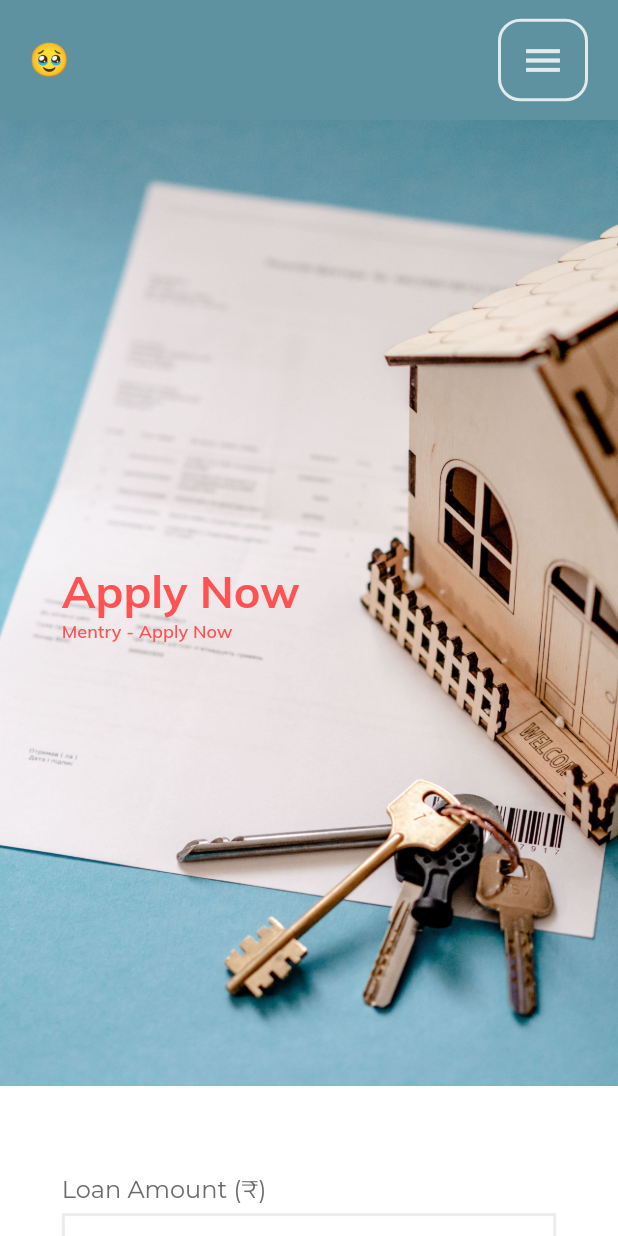
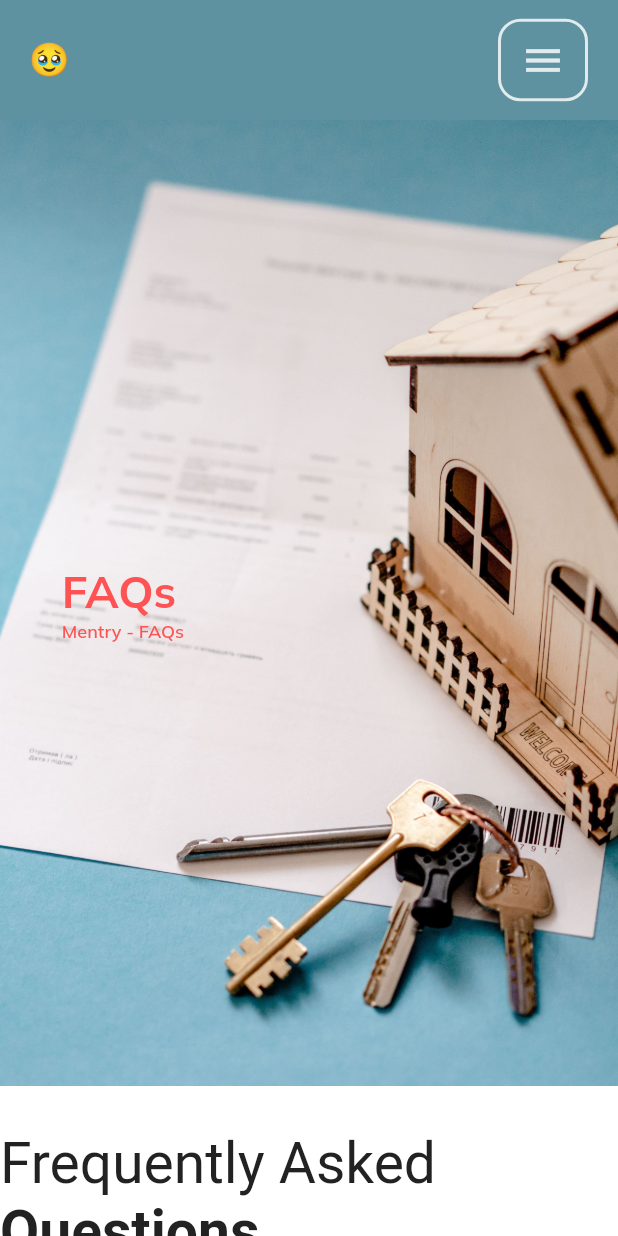
Before and after one commit to rounakraj03/loan-flutter, a Flutter app: the screen it shows after launch, on a phone screen of 412 x 824 dp. Run offline on Flutter 3.47's test engine with Material 2 defaults, Android fonts, the phone set to English and light mode, and no system bars; our stand-ins replace carousel_slider, dio, dots_indicator, google_fonts, google_maps_flutter, visibility_detector; missing offline and left inert: flutter_faq.

Commit message:
faq page fix render issue and make it for phone

```diff
--- a/lib/main.dart
+++ b/lib/main.dart
@@ -1,6 +1,7 @@
 import 'package:flutter/material.dart';
 import 'package:flutter_loan/pages/apply_now.dart';
 import 'package:flutter_loan/pages/contact_us.dart';
+import 'package:flutter_loan/pages/faq.dart';
 import 'package:flutter_loan/pages/home.dart';
 import 'package:flutter_loan/providers/nav_bar_provider.dart';
 import 'package:flutter_loan/res/app_theme.dart';
@@ -31,12 +32,13 @@ class MyApp extends StatelessWidget {
           '/home' : (context) => HomePage(),
           '/contact': (context) => ContactUs(),
           '/apply-now': (context) => ApplyNow(),
+          '/faq': (context) => FaqPage()
         },
         // initialRoute: '/home',
         // onUnknownRoute: (settings) {
         //   return MaterialPageRoute(builder: (context) => HomePage());
         // },
-        home: ApplyNow(),
+        home: FaqPage(),
         // home: ContactUs(),
       ),
     );
--- /dev/null
+++ b/lib/pages/faq.dart
@@ -0,0 +1,92 @@
+import 'package:flutter/material.dart';
+import 'package:flutter_faq/flutter_faq.dart';
+import 'package:flutter_loan/providers/nav_bar_provider.dart';
+import 'package:flutter_loan/res/app_constants.dart';
+import 'package:flutter_loan/res/assets.dart';
+import 'package:flutter_loan/widgets/faqWidgets.dart';
+import 'package:flutter_loan/widgets/footer.dart';
+import 'package:flutter_loan/widgets/navbar.dart';
+import 'package:google_fonts/google_fonts.dart';
+import 'package:provider/provider.dart';
+
+
+class FaqPage extends StatefulWidget {
+  const FaqPage({super.key});
+
+  @override
+  State<FaqPage> createState() => _FaqPageState();
+}
+
+
+
+class _FaqPageState extends State<FaqPage> {
+  @override
+  Widget build(BuildContext context) {
+    Size size = MediaQuery.of(context).size;
+    return Scaffold(
+      backgroundColor: Colors.white,
+      body:  Consumer<NavBarProvider>(
+        builder: (context, value, child) {
+          return Column(
+            children: [
+              NavBarWidget(),
+              Expanded(
+                child: SingleChildScrollView(
+                  child: Column(
+                    crossAxisAlignment: CrossAxisAlignment.center,
+                    children: [
+                      Stack(
+                        children: [
+                          AspectRatio(
+                              aspectRatio:  (size.width > Constants.desktop_view) ? 16/9 : 16/25,
+                              child: Image.asset(Assets.homeImage, fit: BoxFit.cover,)),
+
+                          Positioned(
+                            top: 0,
+                            bottom: 0,
+                            left: size.width/10,
+                            child: Column(
+                              mainAxisAlignment: MainAxisAlignment.center,
+                              crossAxisAlignment: CrossAxisAlignment.start,
+                              children: [
+                                Text("FAQs", style: GoogleFonts.mulish(color: Colors.redAccent, fontSize:(size.width > Constants.desktop_view) ?  50 : 30, fontWeight: FontWeight.w700),),
+                                Text("Mentry - FAQs", style: GoogleFonts.mulish(color: Colors.redAccent, fontSize:(size.width > Constants.desktop_view) ?  15 : 12, fontWeight: FontWeight.w600),)
+                              ],
+                            ),
+                          )
+                        ],
+                      ),
+                      SizedBox(height: 30,),
+
+                      RichText(
+                          text: TextSpan(
+                              style: TextStyle(fontSize: 38, fontWeight: FontWeight.w400, color: Color(0xff222222)),
+                              children: [
+                                TextSpan(text: "Frequently Asked "),
+                                TextSpan(text: "Questions", style: TextStyle(fontWeight: FontWeight.bold)),
+                              ]
+                      )),
+                      SizedBox(height: 30,),
+
+                      FaqWidgetsOne(),
+
+
+
+
+
+                      Footer()
+                    ],
+                  ),
+                ),
+              ),
+            ],
+          );
+        },
+      ),
+    );
+  }
+}
+
+String data = """"
+Lorem Ipsum is simply dummy text of the printing and typesetting industry. Lorem Ipsum has been the industry's standard dummy text ever since the 1500s, when an unknown printer took a galley of type and scrambled it to make a type specimen book. It has survived not only five centuries, but also the leap into electronic typesetting, remaining essentially unchanged. It was popularised in the 1960s with the release of Letraset sheets containing Lorem Ipsum passages, and more recently with desktop publishing software like Aldus PageMaker including versions of Lorem Ipsum.
+""";
--- a/lib/res/assets.dart
+++ b/lib/res/assets.dart
@@ -41,6 +41,8 @@ class Assets {
   static const String messengerLogo = "assets/icons/messengerIcon.png";
   static const String twitterLogo = "assets/icons/twitterIcon.png";
   static const String youtubeLogo = "assets/icons/youtubeIcon.png";
+  static const String minusLogo = "assets/icons/minus.png";
+  static const String plusLogo = "assets/icons/plus.png";
 
 
   static const String iconCar = "assets/icons/iconCar4.png";
--- a/pubspec.yaml
+++ b/pubspec.yaml
@@ -17,6 +17,7 @@ dependencies:
   visibility_detector: ^0.4.0+2
   dio: ^5.3.2
   dots_indicator: ^3.0.0
+  flutter_faq: ^1.0.1+1
 
   google_maps_flutter: ^2.4.0
 
```
Also changed, not shown: lib/widgets/faqWidgets.dart (added, +133 -0 lines), assets/icons/minus.png (added), assets/icons/plus.png (added), pubspec.lock.
